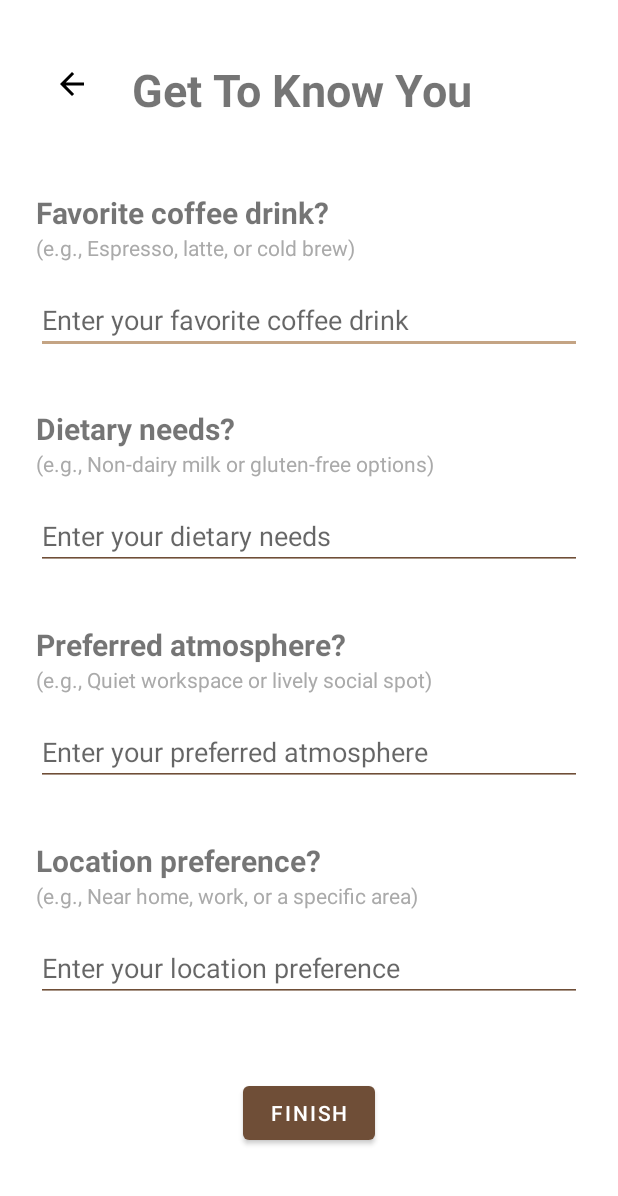
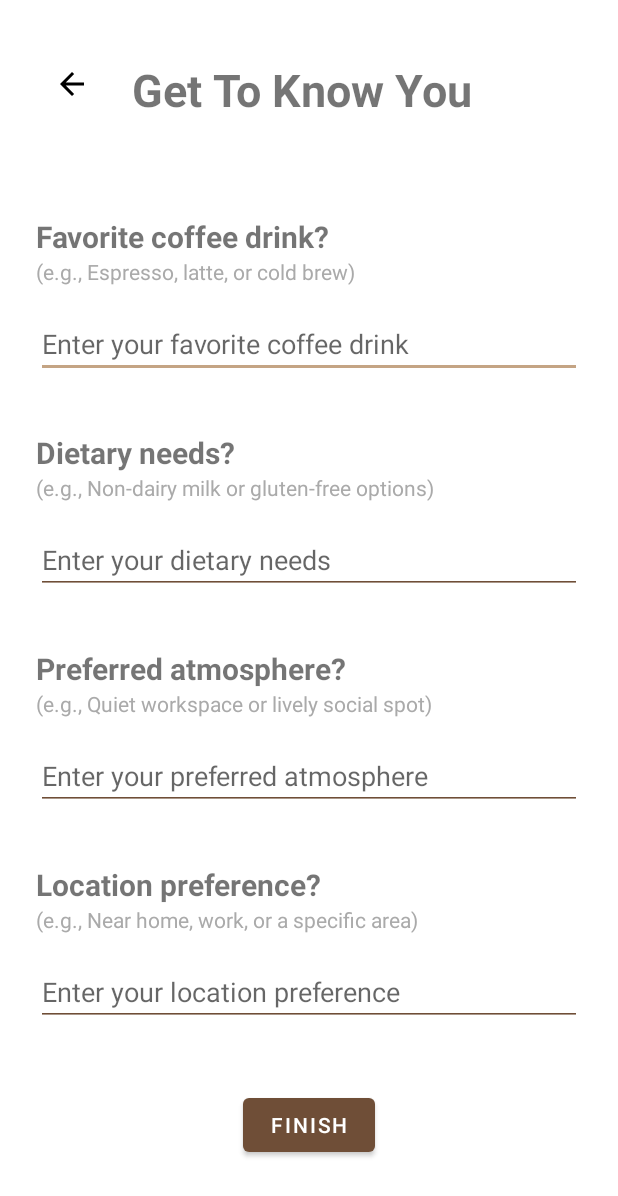
Before and after one commit to Eylon-42/coffeefee, an Android app built with Jetpack Compose: the fragment GetToKnowYouFragment shown on its own in the app's theme, on a phone screen of 412 x 824 dp. Shown: the top 1196 px of the screen. Run offline under Robolectric (Android 15) with nearby library versions, the phone set to English and light mode, and no system bars; our stand-ins replace Firebase (no records; nobody signed in at launch, a user with empty details on screens opened directly); 1 statement that could not run was skipped.

Commit message:
fixed bugs and added scrollview

```diff
--- a/app/build.gradle.kts
+++ b/app/build.gradle.kts
@@ -111,13 +111,15 @@ dependencies {
     kapt("androidx.room:room-compiler:$roomVersion")
 
 
+    implementation("androidx.lifecycle:lifecycle-runtime-ktx:2.6.2")  // Use the latest version
 
     // Add Glide for image loading
     implementation("com.github.bumptech.glide:glide:4.16.0")
-    annotationProcessor("com.github.bumptech.glide:compiler:4.16.0")
+    kapt("com.github.bumptech.glide:compiler:4.16.0")
 
     // Add AppCompat
     implementation("androidx.appcompat:appcompat:1.6.1")
+    implementation("org.jetbrains.kotlinx:kotlinx-coroutines-play-services:1.7.3")  // Use the latest version
 
     // Add Coroutines
     implementation("org.jetbrains.kotlinx:kotlinx-coroutines-android:1.7.3")
--- a/app/src/main/res/drawable/ic_coffee_placeholder.xml
+++ b/app/src/main/res/drawable/ic_coffee_placeholder.xml
@@ -1,5 +1,4 @@
 <?xml version="1.0" encoding="utf-8"?>
 <selector xmlns:android="http://schemas.android.com/apk/res/android">
-    <!-- Default state when the image is loading -->
-    <item android:drawable="@drawable/placeholder" android:state_empty="true"/>
+    <item android:drawable="@drawable/placeholder" />
 </selector>
--- a/app/src/main/res/layout/fragment_get_to_know_you.xml
+++ b/app/src/main/res/layout/fragment_get_to_know_you.xml
@@ -30,6 +30,18 @@
         app:layout_constraintStart_toEndOf="@id/btnBack"
         app:layout_constraintBottom_toBottomOf="@id/btnBack" />
 
+    <ScrollView
+        android:layout_width="match_parent"
+        android:layout_height="0dp"
+        android:fillViewport="true"
+        android:layout_marginTop="16dp"
+        app:layout_constraintTop_toBottomOf="@id/tvTitle"
+        app:layout_constraintBottom_toBottomOf="parent">
+
+        <androidx.constraintlayout.widget.ConstraintLayout
+            android:layout_width="match_parent"
+            android:layout_height="wrap_content">
+
             <!-- Question 1 -->
             <TextView
                 android:id="@+id/tvQuestion1"
@@ -40,7 +52,7 @@
                 android:textStyle="bold"
                 android:layout_marginTop="48dp"
                 android:layout_marginHorizontal="24dp"
-        app:layout_constraintTop_toBottomOf="@id/tvTitle"
+                app:layout_constraintTop_toTopOf="parent"
                 app:layout_constraintStart_toStartOf="parent"
                 app:layout_constraintEnd_toEndOf="parent" />
 
@@ -193,3 +205,6 @@
                 app:layout_constraintTop_toBottomOf="@id/etLocationPreference" />
 
         </androidx.constraintlayout.widget.ConstraintLayout>
+    </ScrollView>
+
+</androidx.constraintlayout.widget.ConstraintLayout>
```
Also changed, not shown: app/src/main/res/drawable/ic_heart_half.xml (+7 -7 lines), app/src/main/res/layout/fragment_log_in.xml (+8 -3 lines), app/src/main/res/layout/fragment_register.xml (+7 -1 lines). Lines whose indentation alone changed are shown as unchanged.
